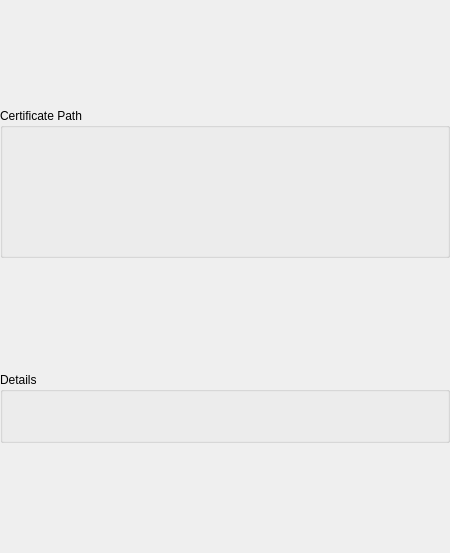
Old version of the form resources/ui/widget/certificatedetail.ui in the repository jdoubleu/certman.
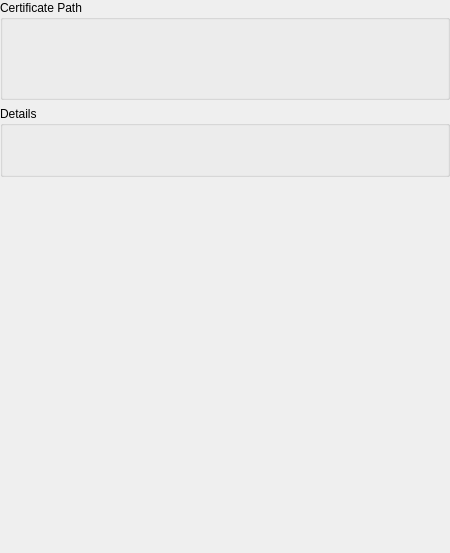
New version of the form.

Commit message: Add min height and width to certificate detail

What changed in the file:
```diff
--- a/resources/ui/widget/certificatedetail.ui
+++ b/resources/ui/widget/certificatedetail.ui
@@ -55,11 +55,11 @@
         <x>0</x>
         <y>0</y>
         <width>450</width>
-        <height>553</height>
+        <height>250</height>
        </rect>
       </property>
       <property name="sizePolicy">
-       <sizepolicy hsizetype="Preferred" vsizetype="Expanding">
+       <sizepolicy hsizetype="Preferred" vsizetype="Fixed">
         <horstretch>0</horstretch>
         <verstretch>0</verstretch>
        </sizepolicy>
```
